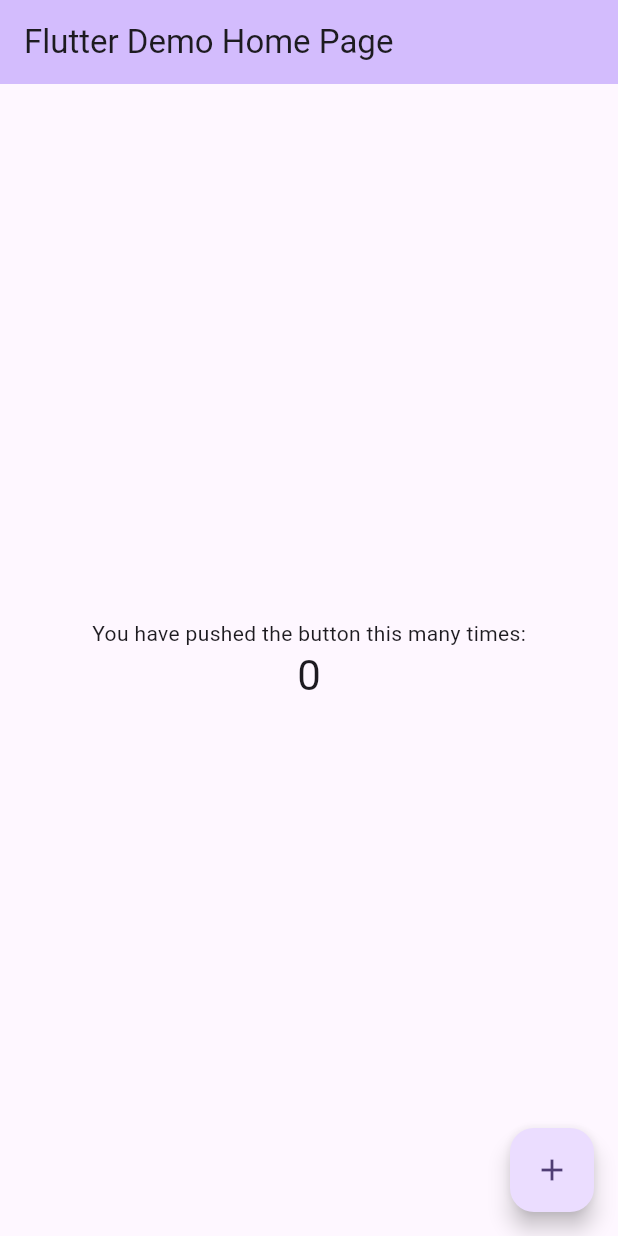
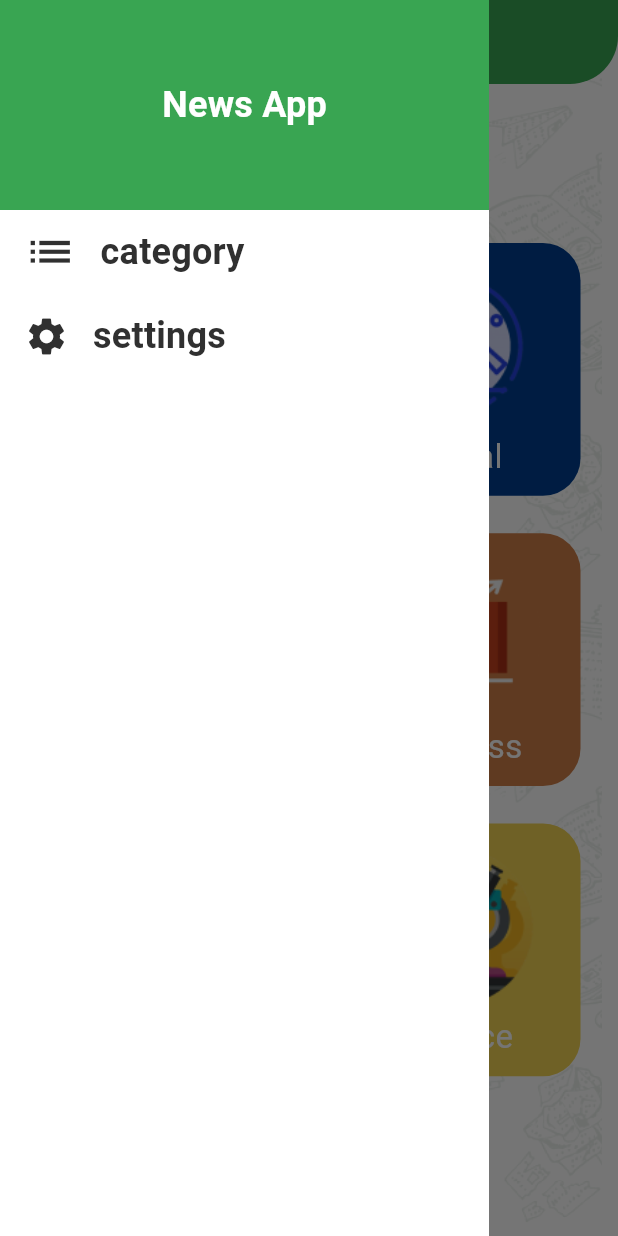
Before and after one commit to mohamedshabaan223/news_app, a Flutter app: the screen it shows after launch, with the side drawer open (before the commit the screen has no drawer), on a phone screen of 412 x 824 dp. Run offline on Flutter 3.47's test engine with Material 3 defaults, Android fonts, the phone set to English and light mode, and no system bars.

Commit message:
finish home screen and drawer item and category grid

```diff
--- /dev/null
+++ b/lib/apptheme.dart
@@ -0,0 +1,37 @@
+import 'package:flutter/material.dart';
+
+class Apptheme {
+  static const Color green = Color(0xFF39A552);
+  static const Color white = Color(0xFFFFFFFF);
+  static const Color black = Color(0xFF303030);
+  static const Color gray =Color(0xFF4F5A69);
+
+  static ThemeData lightTheme = ThemeData(
+    scaffoldBackgroundColor: Colors.transparent,
+    appBarTheme: AppBarTheme(
+      shape: RoundedRectangleBorder(
+        borderRadius: BorderRadius.only(
+          bottomLeft: Radius.circular(32),
+           bottomRight: Radius.circular(32),
+        )),
+      centerTitle: true,
+      color: green,
+      foregroundColor: white,
+    ),
+
+
+    textTheme: TextTheme(
+      titleMedium: TextStyle(
+        fontSize: 24,
+        fontWeight: FontWeight.bold,
+        color: white,
+      ),
+      titleSmall: TextStyle(
+        fontSize: 22,
+        fontWeight: FontWeight.bold,
+        color: gray,
+      )
+    ),
+
+  );
+}
--- /dev/null
+++ b/lib/categories/category_detils.dart
@@ -0,0 +1,10 @@
+import 'package:flutter/material.dart';
+
+class CategoryDetils extends StatelessWidget {
+  const CategoryDetils({super.key});
+
+  @override
+  Widget build(BuildContext context) {
+    return Scaffold();
+  }
+}
--- /dev/null
+++ b/lib/categories/category_grid.dart
@@ -0,0 +1,43 @@
+import 'package:flutter/material.dart';
+import 'package:news_app/categories/category_item.dart';
+import 'package:news_app/models/category_model.dart';
+
+class CategoryGrid extends StatelessWidget {
+   CategoryGrid({required this.onSelectedCategory});
+  void Function(CategoryModel) onSelectedCategory;
+  @override
+  Widget build(BuildContext context) {
+    return Scaffold(
+      body: Padding(
+        padding: const EdgeInsets.all(25.0),
+        child: Column(
+          crossAxisAlignment: CrossAxisAlignment.start,
+          children: [
+            Padding(
+              padding: const EdgeInsets.symmetric(vertical: 25),
+              child: Text('Pick your category of interest' , style: Theme.of(context).textTheme.titleSmall,),
+            ),
+
+            Expanded(
+              child: GridView.builder(
+                gridDelegate: SliverGridDelegateWithFixedCrossAxisCount(
+                  crossAxisCount: 2,
+                  crossAxisSpacing: 25,
+                  mainAxisSpacing: 25,
+
+
+                  ),
+                   itemBuilder: (_ , index) => GestureDetector(
+                    onTap: () => onSelectedCategory(CategoryModel.category[index]),
+                     child: CategoryItem(
+                      categoryModel: CategoryModel.category[index],
+                       index: index,),
+                   ),
+                   itemCount: CategoryModel.category.length,),
+            )
+          ],
+        ),
+      ),
+    );
+  }
+}
--- /dev/null
+++ b/lib/categories/category_item.dart
@@ -0,0 +1,38 @@
+import 'package:flutter/foundation.dart';
+import 'package:flutter/material.dart';
+import 'package:news_app/apptheme.dart';
+import 'package:news_app/models/category_model.dart';
+
+class CategoryItem extends StatelessWidget {
+  CategoryItem({required this.index , required this.categoryModel});
+ final CategoryModel categoryModel ;
+  int index;
+  @override
+  Widget build(BuildContext context) {
+    return Container(
+      decoration: BoxDecoration(
+        color: categoryModel.color,
+        borderRadius: BorderRadius.only(
+          topLeft: Radius.circular(25),
+          topRight: Radius.circular(25),
+          bottomLeft:Radius.circular(index.isEven ? 25 :0)  ,
+          bottomRight: Radius.circular(index.isOdd ? 25 : 0),
+        )
+      ),
+      child: Column(
+        mainAxisAlignment: MainAxisAlignment.center,
+        children: [
+          Image.asset(categoryModel.image ,
+          height: 116,
+          width: 132,
+          ),
+          Text(categoryModel.title , style: TextStyle(
+            fontSize: 22,
+            fontWeight: FontWeight.w400,
+            color: Apptheme.white,
+          ),),
+        ],
+      ),
+    );
+  }
+}
--- /dev/null
+++ b/lib/drawer/home_drawer.dart
@@ -0,0 +1,47 @@
+import 'package:flutter/material.dart';
+import 'package:news_app/apptheme.dart';
+
+class HomeDrawer extends StatelessWidget {
+  HomeDrawer({required this.onSelectedDrawer});
+
+ void Function(DrawerItem) onSelectedDrawer;
+  @override
+  Widget build(BuildContext context) {
+    return Drawer(
+      width: 326,
+      shape: RoundedRectangleBorder(borderRadius: BorderRadiusDirectional.zero),
+      backgroundColor: Apptheme.white,
+      child: Column(
+        children: [
+          Container(
+            height: 140,
+           alignment: Alignment.center,
+            decoration: BoxDecoration(
+              color: Apptheme.green,
+
+            ),
+            child: Text('News App' , style: Theme.of(context).textTheme.titleMedium,),
+          ),
+          ListTile(
+            onTap: () => onSelectedDrawer(DrawerItem.category),
+            leading: Icon(Icons.list , color: Apptheme.black , size: 35,),
+             title: Text('category' , style: Theme.of(context).textTheme.titleMedium?.copyWith(color: Apptheme.black),
+             ),
+          ),
+          ListTile(
+            onTap: () => onSelectedDrawer(DrawerItem.settings),
+            leading: Icon(Icons.settings , color: Apptheme.black , size: 30,),
+             title: Text('settings' , style: Theme.of(context).textTheme.titleMedium?.copyWith(color: Apptheme.black),
+             ),
+          ),
+
+        ],
+      ),
+    );
+  }
+}
+
+enum DrawerItem{
+  category ,
+  settings,
+}
--- /dev/null
+++ b/lib/home_screen.dart
@@ -0,0 +1,52 @@
+import 'package:flutter/material.dart';
+import 'package:news_app/apptheme.dart';
+import 'package:news_app/categories/category_detils.dart';
+import 'package:news_app/categories/category_grid.dart';
+import 'package:news_app/drawer/home_drawer.dart';
+import 'package:news_app/models/category_model.dart';
+import 'package:news_app/settings/settings.dart';
+
+class HomeScreen extends StatefulWidget {
+  static const String routeName='/home';
+
+  @override
+  State<HomeScreen> createState() => _HomeScreenState();
+}
+
+class _HomeScreenState extends State<HomeScreen> {
+  DrawerItem onSelectedDrawer = DrawerItem.category;
+  CategoryModel? categoryModel ;
+
+  @override
+  Widget build(BuildContext context) {
+    return Container(
+      decoration: BoxDecoration(
+        color: Apptheme.white,
+        image: DecorationImage(
+          image: AssetImage('assets/images/pattern.png'),
+        )
+      ),
+      child: Scaffold(
+        appBar: AppBar(
+          title: Text(categoryModel != null ? categoryModel!.title : onSelectedDrawer ==DrawerItem.category ? 'News App ' :'settings' , style: Theme.of(context).textTheme.titleMedium,),
+        ),
+        drawer: HomeDrawer(onSelectedDrawer: onSelectedDrawerItem,),
+        body:  categoryModel != null ? CategoryDetils():onSelectedDrawer == DrawerItem.category? CategoryGrid(onSelectedCategory: onCategorySelected,) :Settings() ,
+      ),
+    );
+  }
+
+  void onSelectedDrawerItem(DrawerItem item){
+   onSelectedDrawer = item;
+   categoryModel = null;
+   setState(() {
+   });
+   Navigator.of(context).pop();
+  }
+  void onCategorySelected(CategoryModel category){
+  categoryModel = category;
+  setState(() {
+
+  });
+  }
+}
--- a/lib/main.dart
+++ b/lib/main.dart
@@ -1,125 +1,24 @@
 import 'package:flutter/material.dart';
+import 'package:news_app/apptheme.dart';
+import 'package:news_app/home_screen.dart';
 
 void main() {
-  runApp(const MyApp());
+  runApp( NewsApp());
 }
 
-class MyApp extends StatelessWidget {
-  const MyApp({super.key});
+class NewsApp extends StatelessWidget {
+
 
   // This widget is the root of your application.
   @override
   Widget build(BuildContext context) {
     return MaterialApp(
-      title: 'Flutter Demo',
-      theme: ThemeData(
-        // This is the theme of your application.
-        //
-        // TRY THIS: Try running your application with "flutter run". You'll see
-        // the application has a purple toolbar. Then, without quitting the app,
-        // try changing the seedColor in the colorScheme below to Colors.green
-        // and then invoke "hot reload" (save your changes or press the "hot
-        // reload" button in a Flutter-supported IDE, or press "r" if you used
-        // the command line to start the app).
-        //
-        // Notice that the counter didn't reset back to zero; the application
-        // state is not lost during the reload. To reset the state, use hot
-        // restart instead.
-        //
-        // This works for code too, not just values: Most code changes can be
-        // tested with just a hot reload.
-        colorScheme: ColorScheme.fromSeed(seedColor: Colors.deepPurple),
-        useMaterial3: true,
-      ),
-      home: const MyHomePage(title: 'Flutter Demo Home Page'),
-    );
-  }
-}
+      debugShowCheckedModeBanner: false,
+      routes: {
+        HomeScreen.routeName:(_) =>HomeScreen(),
+      },
+      initialRoute: HomeScreen.routeName,
+      theme: Apptheme.lightTheme,
+      themeMode: ThemeMode.light,
 
-class MyHomePage extends StatefulWidget {
-  const MyHomePage({super.key, required this.title});
-
-  // This widget is the home page of your application. It is stateful, meaning
-  // that it has a State object (defined below) that contains fields that affect
-  // how it looks.
-
-  // This class is the configuration for the state. It holds the values (in this
-  // case the title) provided by the parent (in this case the App widget) and
-  // used by the build method of the State. Fields in a Widget subclass are
-  // always marked "final".
-
-  final String title;
-
-  @override
-  State<MyHomePage> createState() => _MyHomePageState();
-}
-
-class _MyHomePageState extends State<MyHomePage> {
-  int _counter = 0;
-
-  void _incrementCounter() {
-    setState(() {
-      // This call to setState tells the Flutter framework that something has
-      // changed in this State, which causes it to rerun the build method below
-      // so that the display can reflect the updated values. If we changed
-      // _counter without calling setState(), then the build method would not be
-      // called again, and so nothing would appear to happen.
-      _counter++;
-    });
-  }
-
-  @override
-  Widget build(BuildContext context) {
-    // This method is rerun every time setState is called, for instance as done
-    // by the _incrementCounter method above.
-    //
-    // The Flutter framework has been optimized to make rerunning build methods
-    // fast, so that you can just rebuild anything that needs updating rather
-    // than having to individually change instances of widgets.
-    return Scaffold(
-      appBar: AppBar(
-        // TRY THIS: Try changing the color here to a specific color (to
-        // Colors.amber, perhaps?) and trigger a hot reload to see the AppBar
-        // change color while the other colors stay the same.
-        backgroundColor: Theme.of(context).colorScheme.inversePrimary,
-        // Here we take the value from the MyHomePage object that was created by
-        // the App.build method, and use it to set our appbar title.
-        title: Text(widget.title),
-      ),
-      body: Center(
-        // Center is a layout widget. It takes a single child and positions it
-        // in the middle of the parent.
-        child: Column(
-          // Column is also a layout widget. It takes a list of children and
-          // arranges them vertically. By default, it sizes itself to fit its
-          // children horizontally, and tries to be as tall as its parent.
-          //
-          // Column has various properties to control how it sizes itself and
-          // how it positions its children. Here we use mainAxisAlignment to
-          // center the children vertically; the main axis here is the vertical
-          // axis because Columns are vertical (the cross axis would be
-          // horizontal).
-          //
-          // TRY THIS: Invoke "debug painting" (choose the "Toggle Debug Paint"
-          // action in the IDE, or press "p" in the console), to see the
-          // wireframe for each widget.
-          mainAxisAlignment: MainAxisAlignment.center,
-          children: <Widget>[
-            const Text(
-              'You have pushed the button this many times:',
-            ),
-            Text(
-              '$_counter',
-              style: Theme.of(context).textTheme.headlineMedium,
-            ),
-          ],
-        ),
-      ),
-      floatingActionButton: FloatingActionButton(
-        onPressed: _incrementCounter,
-        tooltip: 'Increment',
-        child: const Icon(Icons.add),
-      ), // This trailing comma makes auto-formatting nicer for build methods.
-    );
-  }
-}
+    );}}
--- /dev/null
+++ b/lib/models/category_model.dart
@@ -0,0 +1,19 @@
+import 'package:flutter/material.dart';
+
+class CategoryModel {
+  String id;
+  String image;
+  String title;
+  Color color ;
+  CategoryModel({required this.id, required this.image , required this.title , required this.color ,});
+
+ static List<CategoryModel> category =[
+
+ CategoryModel(id: 'sports', image: 'assets/images/sports.png', title: 'Sport', color: Color(0xFFC91C22 )),
+ CategoryModel(id: 'general', image: 'assets/images/Politics.png', title: 'Genral', color: Color(0xFF003E90)),
+ CategoryModel(id: 'health', image: 'assets/images/health.png', title: 'Health', color: Color(0xFFED1E79)),
+ CategoryModel(id: 'business', image: 'assets/images/bussines.png', title: 'Business', color: Color(0xFFCF7E48)),
+ CategoryModel(id: 'entertainment', image: 'assets/images/environment.png', title: 'Enviroment', color: Color(0xFF4882CF)),
+ CategoryModel(id: 'science', image: 'assets/images/science.png', title: 'Science', color: Color(0xFFF2D352)),
+  ];
+}
--- /dev/null
+++ b/lib/settings/settings.dart
@@ -0,0 +1,16 @@
+import 'package:flutter/material.dart';
+
+class Settings extends StatelessWidget {
+
+
+  @override
+  Widget build(BuildContext context) {
+    return Scaffold(
+      body:
+      Container(
+        child:
+        Center(child: Text('settings')),
+      ),
+    );
+  }
+}
--- a/pubspec.yaml
+++ b/pubspec.yaml
@@ -59,8 +59,8 @@ flutter:
   uses-material-design: true
 
   # To add assets to your application, add an assets section, like this:
-  # assets:
-  #   - images/a_dot_burr.jpeg
+  assets:
+    - assets/images/
   #   - images/a_dot_ham.jpeg
 
   # An image asset can refer to one or more resolution-specific "variants", see
```
Also changed, not shown: assets/images/Politics.png (added), assets/images/bussines.png (added), assets/images/environment.png (added), assets/images/health.png (added), assets/images/pattern.png (added), assets/images/science.png (added), assets/images/sports.png (added).
